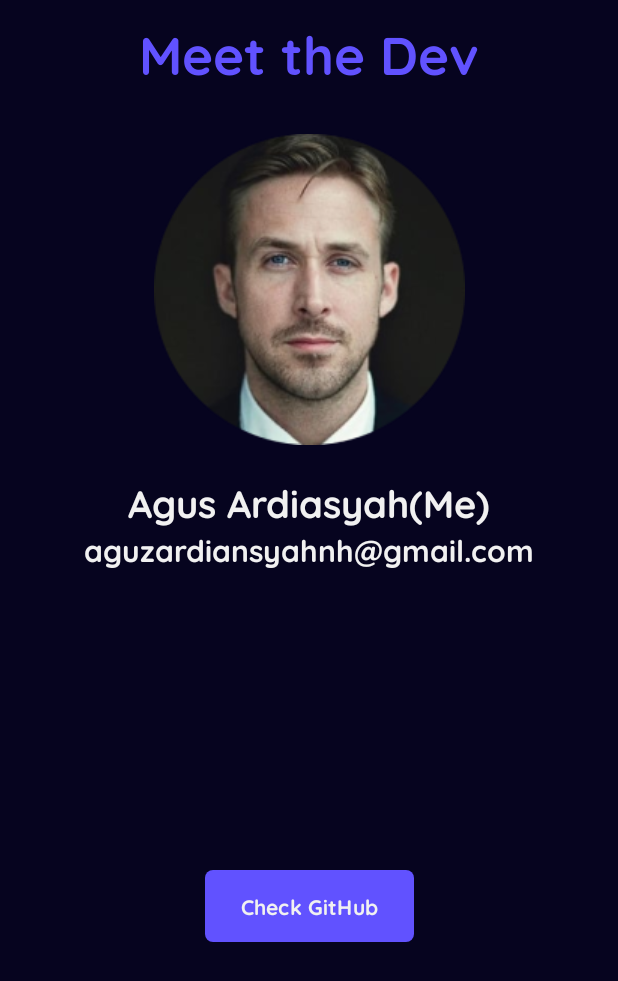
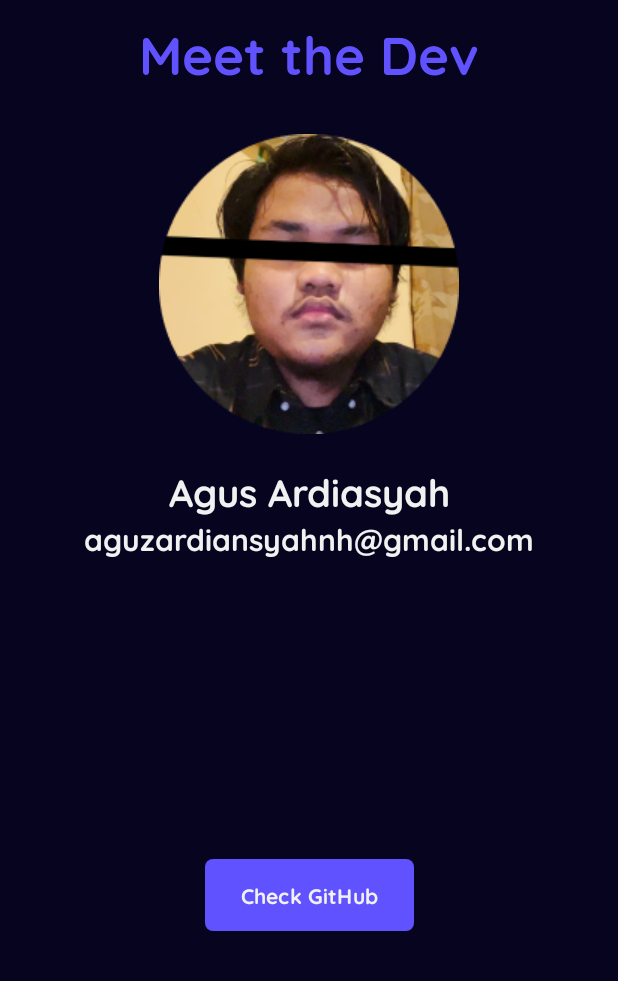
Before and after one commit to letdummy/bangkit-android-pemula, an Android app: the screen it shows after launch (ProfilePage), after a tap on an icon or button, on a phone screen of 412 x 824 dp. Shown: the top 981 px of the screen. Run offline under Robolectric (Android 15) with nearby library versions, the phone set to English and light mode, and no system bars; 1 other tap on this screen came first.

Commit message:
update profile page, fix some design

```diff
--- a/app/src/main/java/com/sekalisubmit/moviemu/ListMovieAdapter.kt
+++ b/app/src/main/java/com/sekalisubmit/moviemu/ListMovieAdapter.kt
@@ -29,7 +29,7 @@ class ListMovieAdapter(
         holder.imageList.setImageResource(image)
         holder.titleList.text = title
 
-        val limitedOverview = overview.substring(0, 50) + "..."
+        val limitedOverview = overview.substring(0, 80) + "..."
 
         holder.overviewList.text = limitedOverview
         holder.itemView.setOnClickListener {
--- a/app/src/main/res/layout/activity_profile_page.xml
+++ b/app/src/main/res/layout/activity_profile_page.xml
@@ -36,7 +36,6 @@
             app:layout_constraintStart_toStartOf="parent"
             app:layout_constraintEnd_toEndOf="parent"
             android:layout_marginTop="20dp"
-            android:contentDescription="Literemi Mi"
             android:id="@+id/profile_pic"
             />
 
@@ -44,7 +43,7 @@
             android:layout_width="wrap_content"
             android:layout_height="wrap_content"
             android:fontFamily="@font/quicksand_bold"
-            android:text="Agus Ardiasyah(Me)"
+            android:text="@string/agus_ardiasyah"
             android:textSize="25sp"
             android:textColor="@color/text"
             app:layout_constraintTop_toBottomOf="@+id/profile_pic"
--- a/app/src/main/res/values/strings.xml
+++ b/app/src/main/res/values/strings.xml
@@ -11,6 +11,7 @@
     <string name="check_github">Check GitHub</string>
     <string name="share">Share</string>
     <string name="email">aguzardiansyahnh@gmail.com</string>
+    <string name="agus_ardiasyah">Agus Ardiasyah</string>
 
     <string-array name="data_title">
         <item>Drive</item>
```
Also changed, not shown: app/src/main/res/layout/item_row_movie.xml (+0 -11 lines), app/src/main/res/drawable/profile_pic.png.
